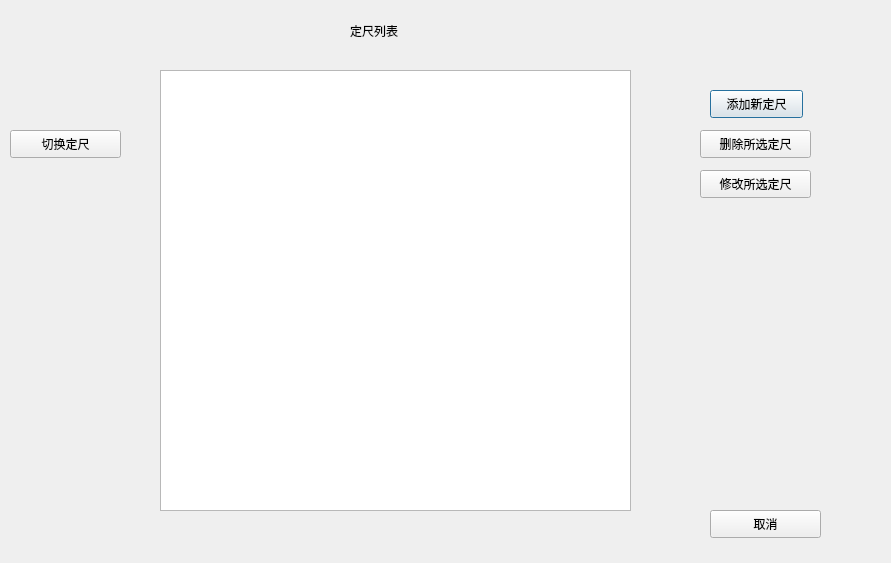
Qt form UI_SetSteelData.ui (FSPengchen/Steel_FixdLengthSystem) before a commit.
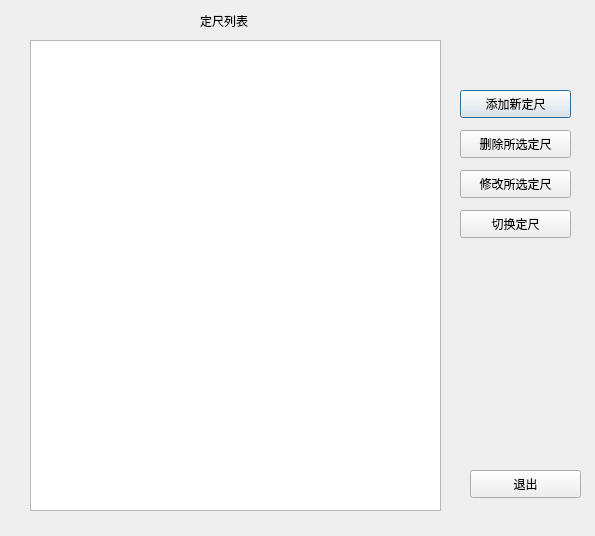
The same form after that commit.

```diff
--- a/UI_SetSteelData.ui
+++ b/UI_SetSteelData.ui
@@ -6,8 +6,8 @@
    <rect>
     <x>0</x>
     <y>0</y>
-    <width>891</width>
-    <height>563</height>
+    <width>595</width>
+    <height>536</height>
    </rect>
   </property>
   <property name="windowTitle">
@@ -16,8 +16,8 @@
   <widget class="QLabel" name="label">
    <property name="geometry">
     <rect>
-     <x>350</x>
-     <y>20</y>
+     <x>200</x>
+     <y>10</y>
      <width>111</width>
      <height>21</height>
     </rect>
@@ -29,9 +29,9 @@
   <widget class="QPushButton" name="Btn_addLength">
    <property name="geometry">
     <rect>
-     <x>710</x>
+     <x>460</x>
      <y>90</y>
-     <width>93</width>
+     <width>111</width>
      <height>28</height>
     </rect>
    </property>
@@ -42,7 +42,7 @@
   <widget class="QPushButton" name="Btn_delLength">
    <property name="geometry">
     <rect>
-     <x>700</x>
+     <x>460</x>
      <y>130</y>
      <width>111</width>
      <height>28</height>
@@ -55,21 +55,21 @@
   <widget class="QPushButton" name="Btn_Exit">
    <property name="geometry">
     <rect>
-     <x>710</x>
-     <y>510</y>
+     <x>470</x>
+     <y>470</y>
      <width>111</width>
      <height>28</height>
     </rect>
    </property>
    <property name="text">
-    <string>取消</string>
+    <string>退出</string>
    </property>
   </widget>
   <widget class="QPushButton" name="Btn_switchLength">
    <property name="geometry">
     <rect>
-     <x>10</x>
-     <y>130</y>
+     <x>460</x>
+     <y>210</y>
      <width>111</width>
      <height>28</height>
     </rect>
@@ -81,7 +81,7 @@
   <widget class="QPushButton" name="Btn_chgLength">
    <property name="geometry">
     <rect>
-     <x>700</x>
+     <x>460</x>
      <y>170</y>
      <width>111</width>
      <height>28</height>
@@ -94,10 +94,10 @@
   <widget class="QListWidget" name="LW_lengthType">
    <property name="geometry">
     <rect>
-     <x>160</x>
-     <y>70</y>
-     <width>471</width>
-     <height>441</height>
+     <x>30</x>
+     <y>40</y>
+     <width>411</width>
+     <height>471</height>
     </rect>
    </property>
   </widget>
```
